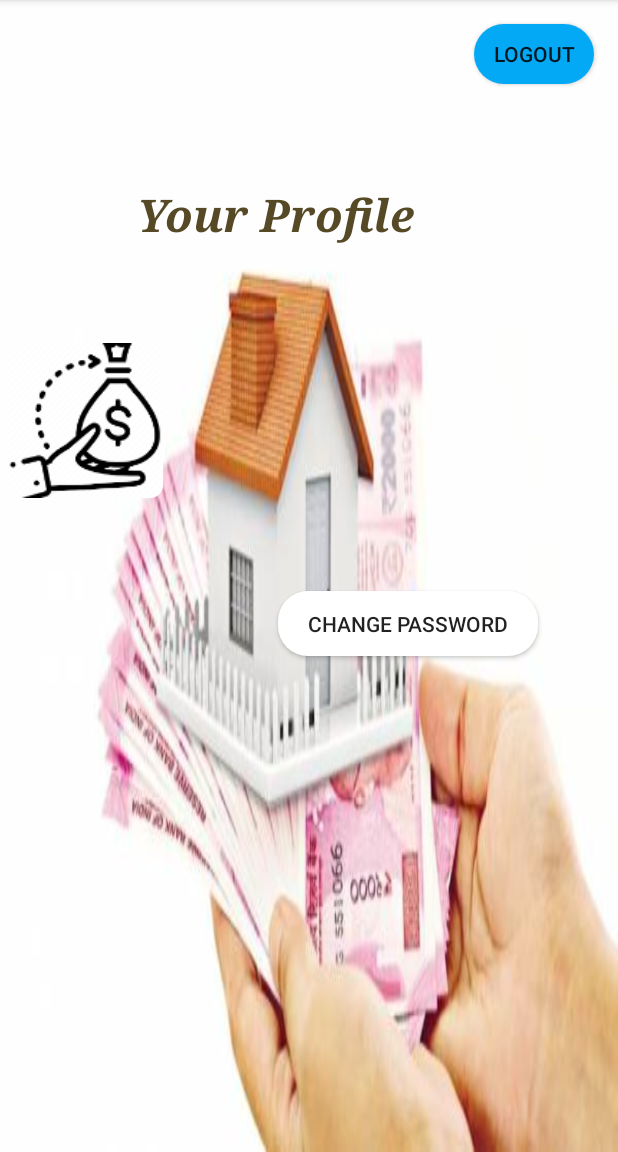
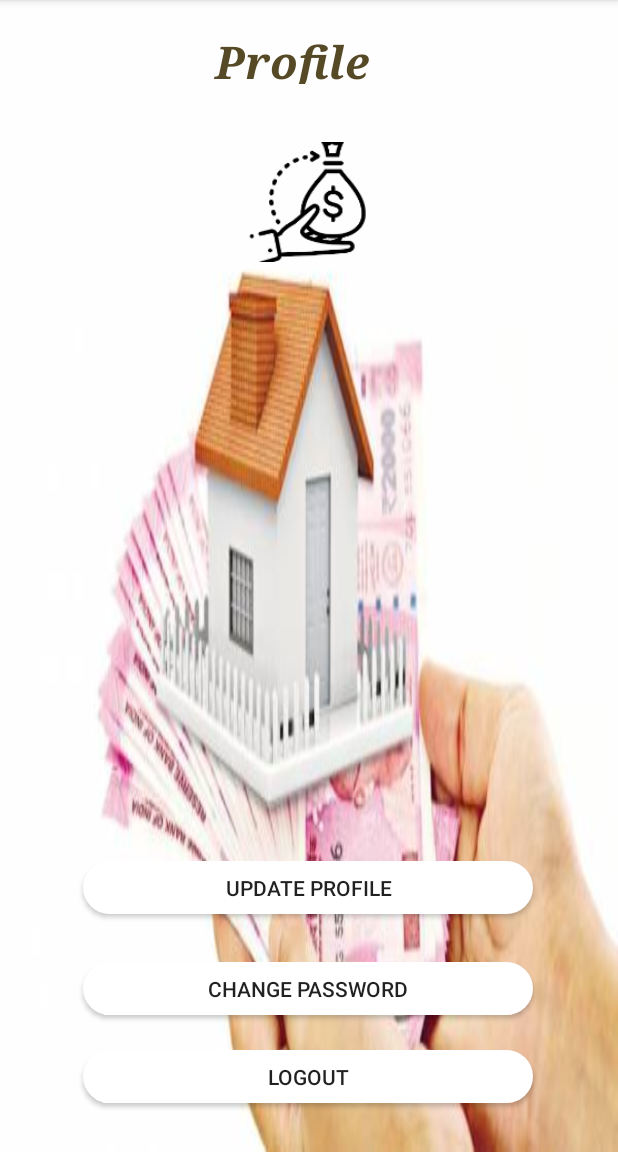
Before and after one commit to Lawton255/Android-Loan-Application-Project, an Android app: the ProfileActivity screen opened directly, with no data from a screen before it, on a phone screen of 412 x 824 dp, the part 84-1236 px from its top. Run offline under Robolectric (Android 15) with nearby library versions, the phone set to English and light mode, and no system bars; our stand-ins replace Firebase (no records; nobody signed in at launch, a user with empty details on screens opened directly).

Commit message:
change profile picture from gallery

```diff
--- a/app/src/main/java/com/example/loanapplication/ProfileActivity.java
+++ b/app/src/main/java/com/example/loanapplication/ProfileActivity.java
@@ -5,12 +5,16 @@ import androidx.annotation.Nullable;
 import androidx.appcompat.app.AlertDialog;
 import androidx.appcompat.app.AppCompatActivity;
 
+import android.app.Activity;
 import android.content.DialogInterface;
 import android.content.Intent;
+import android.net.Uri;
 import android.os.Bundle;
+import android.provider.MediaStore;
 import android.view.View;
 import android.widget.Button;
 import android.widget.EditText;
+import android.widget.ImageView;
 import android.widget.TextView;
 import android.widget.Toast;
 
@@ -26,7 +30,8 @@ import com.google.firebase.firestore.FirebaseFirestoreException;
 
 public class ProfileActivity extends AppCompatActivity {
     TextView fullname, email, phone;
-    Button mBtnLogout, mBtnChangePassword;
+    Button mBtnLogout, mBtnChangePassword, mBtnUpdateProfile;
+    ImageView profileImage;
     FirebaseAuth fAuth;
     FirebaseFirestore fStore;
     FirebaseUser user;
@@ -43,6 +48,8 @@ public class ProfileActivity extends AppCompatActivity {
         phone = findViewById(R.id.profile_phone);
         mBtnLogout = findViewById(R.id.btn_logout);
         mBtnChangePassword = findViewById(R.id.btn_change_password);
+        profileImage = findViewById(R.id.profileImage);
+        mBtnUpdateProfile = findViewById(R.id.btn_update_profile);
 
         fAuth = FirebaseAuth.getInstance();
         fStore = FirebaseFirestore.getInstance();
@@ -69,7 +76,7 @@ public class ProfileActivity extends AppCompatActivity {
 
                 final AlertDialog.Builder passwordResetDialog = new AlertDialog.Builder(v.getContext());
                 passwordResetDialog.setTitle("Change Password ?");
-                passwordResetDialog.setMessage("Enter new password > Characters long. ");
+                passwordResetDialog.setMessage("Enter new password > 6 Characters long. ");
                 passwordResetDialog.setView(resetPassword);
 
                 passwordResetDialog.setPositiveButton("Yes", new DialogInterface.OnClickListener() {
@@ -101,6 +108,25 @@ public class ProfileActivity extends AppCompatActivity {
             }
         });
 
+        mBtnUpdateProfile.setOnClickListener(new View.OnClickListener() {
+            @Override
+            public void onClick(View v) {
+                //Open / Access Gallery
+                Intent openGalleryIntent = new Intent(Intent.ACTION_PICK, MediaStore.Images.Media.EXTERNAL_CONTENT_URI);
+                startActivityForResult(openGalleryIntent, 1000);
+            }
+        });
+    }
+
+    @Override
+    protected void onActivityResult(int requestCode, int resultCode, @Nullable Intent data) {
+        super.onActivityResult(requestCode, resultCode, data);
+        if (requestCode == 1000){
+            if (requestCode == Activity.RESULT_OK){
+                Uri imageUri = data.getData();
+                profileImage.setImageURI(imageUri);
+            }
+        }
     }
 
     public void logout(View view) {
--- a/app/src/main/res/layout/activity_profile.xml
+++ b/app/src/main/res/layout/activity_profile.xml
@@ -10,98 +10,115 @@
     <TextView
         android:id="@+id/txt_view_head"
         android:layout_width="300dp"
-        android:layout_height="51dp"
+        android:layout_height="35dp"
         android:gravity="center"
-        android:text="Your Profile"
+        android:text="Profile"
         android:textColor="#554926"
         android:textSize="30sp"
         android:textStyle="bold|italic"
         app:fontFamily="serif"
         app:layout_constraintBottom_toBottomOf="parent"
         app:layout_constraintEnd_toEndOf="parent"
-        app:layout_constraintHorizontal_bias="0.297"
+        app:layout_constraintHorizontal_bias="0.396"
         app:layout_constraintStart_toStartOf="parent"
         app:layout_constraintTop_toTopOf="parent"
-        app:layout_constraintVertical_bias="0.164" />
+        app:layout_constraintVertical_bias="0.028" />
 
     <TextView
         android:id="@+id/profile_name"
-        android:layout_width="250dp"
+        android:layout_width="350dp"
         android:layout_height="30dp"
         android:textColor="#090909"
         android:textSize="20sp"
         android:textStyle="bold"
+        android:gravity="center"
         app:layout_constraintBottom_toBottomOf="parent"
         app:layout_constraintEnd_toEndOf="parent"
-        app:layout_constraintHorizontal_bias="0.987"
+        app:layout_constraintHorizontal_bias="0.721"
         app:layout_constraintStart_toStartOf="parent"
         app:layout_constraintTop_toTopOf="parent"
-        app:layout_constraintVertical_bias="0.301" />
+        app:layout_constraintVertical_bias="0.314" />
 
     <TextView
         android:id="@+id/profile_email"
-        android:layout_width="250dp"
+        android:layout_width="350dp"
         android:layout_height="30dp"
         android:textColor="#090909"
         android:textSize="20sp"
         android:textStyle="bold"
+        android:gravity="center"
         app:layout_constraintBottom_toBottomOf="parent"
         app:layout_constraintEnd_toEndOf="parent"
-        app:layout_constraintHorizontal_bias="0.987"
+        app:layout_constraintHorizontal_bias="0.737"
         app:layout_constraintStart_toStartOf="parent"
         app:layout_constraintTop_toTopOf="parent"
-        app:layout_constraintVertical_bias="0.369" />
+        app:layout_constraintVertical_bias="0.394" />
 
     <TextView
         android:id="@+id/profile_phone"
-        android:layout_width="250dp"
+        android:layout_width="350dp"
         android:layout_height="30dp"
         android:textColor="#090909"
         android:textSize="20sp"
         android:textStyle="bold"
+        android:gravity="center"
         app:layout_constraintBottom_toBottomOf="parent"
         app:layout_constraintEnd_toEndOf="parent"
-        app:layout_constraintHorizontal_bias="0.987"
+        app:layout_constraintHorizontal_bias="0.721"
         app:layout_constraintStart_toStartOf="parent"
         app:layout_constraintTop_toTopOf="parent"
-        app:layout_constraintVertical_bias="0.445" />
+        app:layout_constraintVertical_bias="0.483" />
 
     <Button
         android:id="@+id/btn_logout"
-        android:layout_width="80dp"
-        android:layout_height="40dp"
-        android:layout_marginTop="16dp"
-        android:layout_marginEnd="16dp"
-        android:layout_marginRight="16dp"
-        android:background="@drawable/custom_button"
+        android:layout_width="300dp"
+        android:layout_height="35dp"
+        android:background="@drawable/dashboard_button"
         android:onClick="logout"
         android:text="@string/btn_logout"
+        app:layout_constraintBottom_toBottomOf="parent"
         app:layout_constraintEnd_toEndOf="parent"
-        app:layout_constraintTop_toTopOf="parent" />
+        app:layout_constraintHorizontal_bias="0.495"
+        app:layout_constraintStart_toStartOf="parent"
+        app:layout_constraintTop_toTopOf="parent"
+        app:layout_constraintVertical_bias="0.955" />
 
     <ImageView
-        android:id="@+id/imageView"
-        android:layout_width="114dp"
-        android:layout_height="103dp"
+        android:id="@+id/profileImage"
+        android:layout_width="100dp"
+        android:layout_height="80dp"
         app:layout_constraintBottom_toBottomOf="parent"
         app:layout_constraintEnd_toEndOf="parent"
-        app:layout_constraintHorizontal_bias="0.0"
+        app:layout_constraintHorizontal_bias="0.498"
         app:layout_constraintStart_toStartOf="parent"
         app:layout_constraintTop_toTopOf="parent"
-        app:layout_constraintVertical_bias="0.344"
+        app:layout_constraintVertical_bias="0.138"
         app:srcCompat="@mipmap/app_icon" />
 
     <Button
         android:id="@+id/btn_change_password"
-        android:layout_width="173dp"
-        android:layout_height="43dp"
+        android:layout_width="300dp"
+        android:layout_height="35dp"
         android:background="@drawable/dashboard_button"
         android:text="Change password"
         app:layout_constraintBottom_toBottomOf="parent"
         app:layout_constraintEnd_toEndOf="parent"
-        app:layout_constraintHorizontal_bias="0.777"
+        app:layout_constraintHorizontal_bias="0.495"
         app:layout_constraintStart_toStartOf="parent"
         app:layout_constraintTop_toTopOf="parent"
-        app:layout_constraintVertical_bias="0.544" />
+        app:layout_constraintVertical_bias="0.875" />
+
+    <Button
+        android:id="@+id/btn_update_profile"
+        android:layout_width="300dp"
+        android:layout_height="35dp"
+        android:background="@drawable/dashboard_button"
+        android:text="Update Profile"
+        app:layout_constraintBottom_toBottomOf="parent"
+        app:layout_constraintEnd_toEndOf="parent"
+        app:layout_constraintHorizontal_bias="0.495"
+        app:layout_constraintStart_toStartOf="parent"
+        app:layout_constraintTop_toTopOf="parent"
+        app:layout_constraintVertical_bias="0.783" />
 
 </androidx.constraintlayout.widget.ConstraintLayout>
```
Also changed, not shown: 1 other file.
